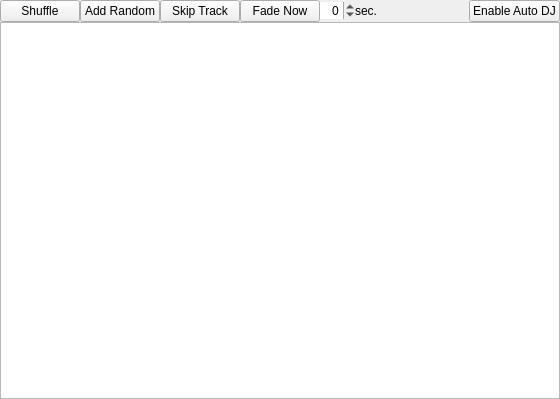
Qt form src/library/autodj/dlgautodj.ui (anirudh3/mixxx) before a commit.
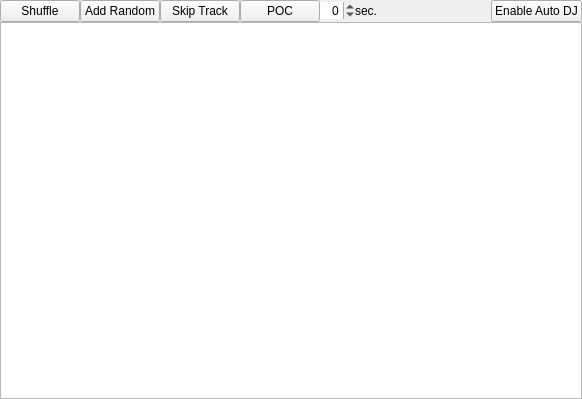
The same form after that commit.

```diff
--- a/src/library/autodj/dlgautodj.ui
+++ b/src/library/autodj/dlgautodj.ui
@@ -6,7 +6,7 @@
    <rect>
     <x>0</x>
     <y>0</y>
-    <width>560</width>
+    <width>582</width>
     <height>399</height>
    </rect>
   </property>
@@ -88,7 +88,7 @@
         <string>Trigger the transition to the next track.</string>
        </property>
        <property name="text">
-        <string>Fade Now</string>
+        <string>POC</string>
        </property>
       </widget>
      </item>
```
Left out of the diff: 4 changed lines with no effect on the pictures.
